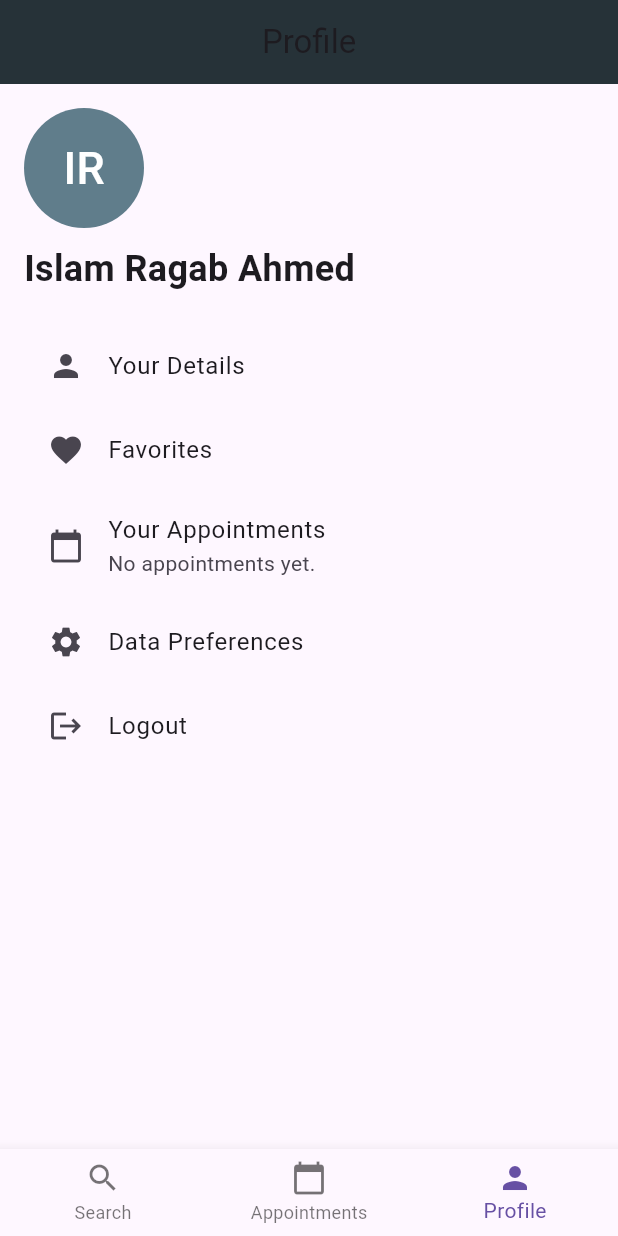
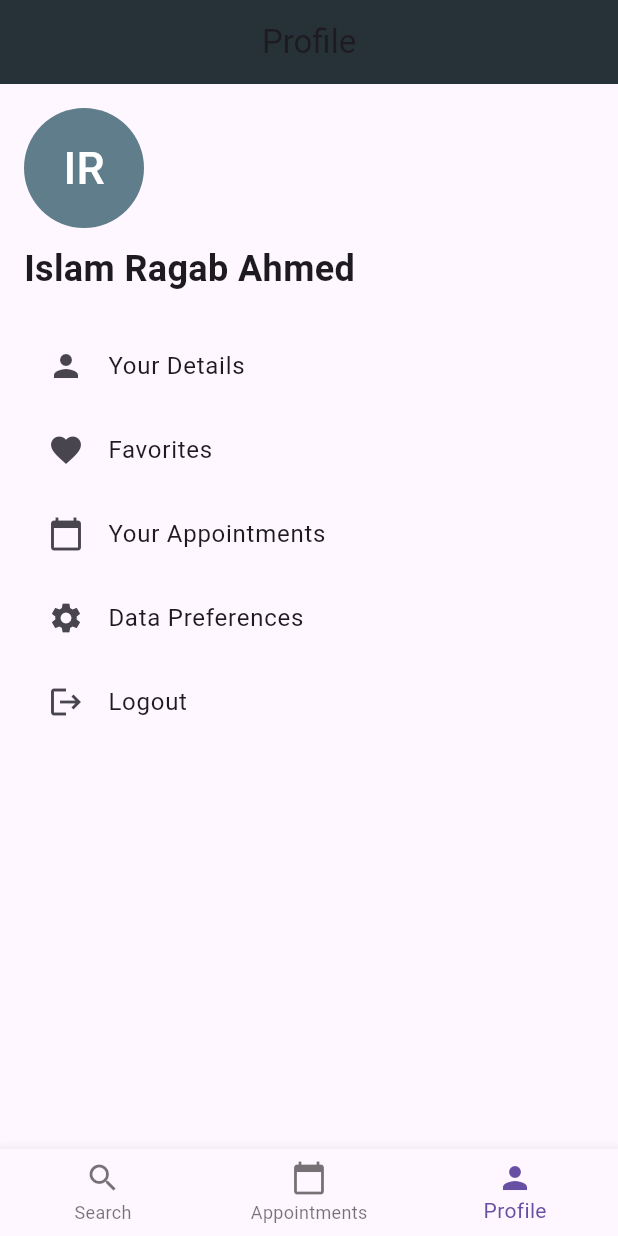
Before and after one commit to MohameHassan139/barber, a Flutter app: the screen it shows after launch, item 3 of the bottom bar chosen, on a phone screen of 412 x 824 dp. Run offline on Flutter 3.47's test engine with Material 3 defaults, Android fonts, the phone set to English and light mode, and no system bars; our stand-ins replace cached_network_image, shared_preferences, shimmer, table_calendar.

Commit message:
manage appointment

```diff
--- a/lib/features/profile/Profile_page.dart
+++ b/lib/features/profile/Profile_page.dart
@@ -60,11 +60,6 @@ class _ProfilePageState extends State<ProfilePage> {
             ListTile(
               leading: const Icon(Icons.calendar_today),
               title: const Text("Your Appointments"),
-              subtitle: _showSubtitle
-                  ? Text(widget.appointments.isNotEmpty
-                      ? "${widget.appointments.length} appointments booked"
-                      : "No appointments yet.")
-                  : null,
               onTap: () {
                 Navigator.push(
                   context,
--- a/lib/main.dart
+++ b/lib/main.dart
@@ -1,8 +1,9 @@
 import 'package:barber/features/profile/HomePage.dart';
 import 'package:flutter/material.dart';
+import 'package:intl/date_symbol_data_local.dart';
 
 void main() {
-  runApp(BarberApp());
+  initializeDateFormatting().then((_) => runApp(BarberApp()));
 }
 
 class BarberApp extends StatelessWidget {
```
